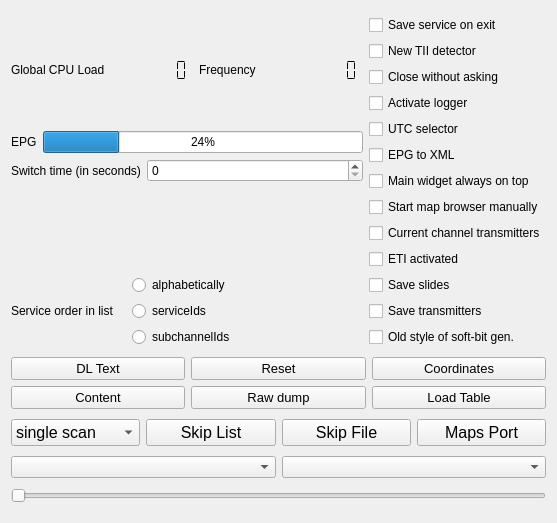
tomneda/DABstar, file forms/config-helper.ui: the form before one commit.
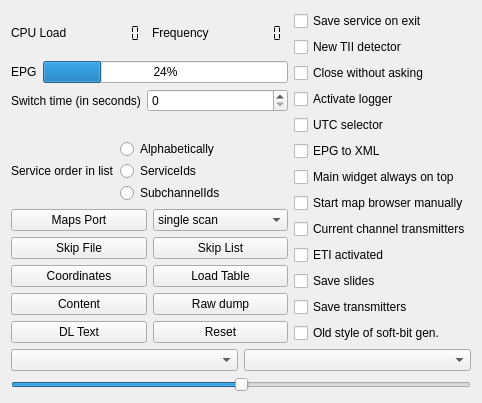
The form after the commit. Custom widgets are drawn as their Qt base class.

Commit message: Refine config widget

The edit to the form file:
```diff
--- a/forms/config-helper.ui
+++ b/forms/config-helper.ui
@@ -2,13 +2,11 @@
 <ui version="4.0">
  <class>configWidget</class>
  <widget class="QWidget" name="configWidget">
-  <property name="geometry">
-   <rect>
-    <x>0</x>
-    <y>0</y>
-    <width>557</width>
-    <height>523</height>
-   </rect>
+  <property name="maximumSize">
+   <size>
+    <width>16777215</width>
+    <height>447</height>
+   </size>
   </property>
   <property name="windowTitle">
    <string>Configuration and Control</string>
@@ -26,7 +24,7 @@
          <item>
           <widget class="QLabel" name="label_7">
            <property name="text">
-            <string>Global CPU Load</string>
+            <string>CPU Load</string>
            </property>
           </widget>
          </item>
@@ -36,7 +34,7 @@
             <enum>QFrame::NoFrame</enum>
            </property>
            <property name="smallDecimalPoint">
-            <bool>false</bool>
+            <bool>true</bool>
            </property>
            <property name="digitCount">
             <number>7</number>
@@ -62,7 +60,7 @@
             <enum>QFrame::NoFrame</enum>
            </property>
            <property name="smallDecimalPoint">
-            <bool>false</bool>
+            <bool>true</bool>
            </property>
            <property name="digitCount">
             <number>7</number>
@@ -124,10 +122,13 @@
          </item>
          <item>
           <layout class="QVBoxLayout" name="verticalLayout">
+           <property name="spacing">
+            <number>2</number>
+           </property>
            <item>
             <widget class="QRadioButton" name="orderAlfabetical">
              <property name="text">
-              <string>alphabetically</string>
+              <string>Alphabetically</string>
              </property>
              <attribute name="buttonGroup">
               <string notr="true">buttonGroup</string>
@@ -137,7 +138,7 @@
            <item>
             <widget class="QRadioButton" name="orderServiceIds">
              <property name="text">
-              <string>serviceIds</string>
+              <string>ServiceIds</string>
              </property>
              <attribute name="buttonGroup">
               <string notr="true">buttonGroup</string>
@@ -147,7 +148,7 @@
            <item>
             <widget class="QRadioButton" name="ordersubChannelIds">
              <property name="text">
-              <string>subchannelIds</string>
+              <string>SubchannelIds</string>
              </property>
              <attribute name="buttonGroup">
               <string notr="true">buttonGroup</string>
@@ -158,6 +159,150 @@
          </item>
         </layout>
        </item>
+       <item>
+        <layout class="QHBoxLayout" name="horizontalLayout_4">
+         <item>
+          <widget class="QPushButton" name="portSelector">
+           <property name="text">
+            <string>Maps Port</string>
+           </property>
+          </widget>
+         </item>
+         <item>
+          <widget class="smallComboBox" name="scanmodeSelector">
+           <property name="toolTip">
+            <string>&lt;html&gt;&lt;head/&gt;&lt;body&gt;&lt;p&gt;Choose one of three modes for scanning&lt;/p&gt;&lt;/body&gt;&lt;/html&gt;</string>
+           </property>
+           <item>
+            <property name="text">
+             <string>single scan</string>
+            </property>
+           </item>
+           <item>
+            <property name="text">
+             <string>scan to data</string>
+            </property>
+           </item>
+           <item>
+            <property name="text">
+             <string>continuous</string>
+            </property>
+           </item>
+          </widget>
+         </item>
+        </layout>
+       </item>
+       <item>
+        <layout class="QHBoxLayout" name="horizontalLayout_7">
+         <item>
+          <widget class="QPushButton" name="skipFile_button">
+           <property name="toolTip">
+            <string>&lt;html&gt;&lt;head/&gt;&lt;body&gt;&lt;p&gt;Select a file for the skipList. If the file does not exist yet, it will be created and initialized with a skipList with no channels set to skip.&lt;/p&gt;&lt;/body&gt;&lt;/html&gt;</string>
+           </property>
+           <property name="text">
+            <string>Skip File</string>
+           </property>
+          </widget>
+         </item>
+         <item>
+          <widget class="QPushButton" name="skipList_button">
+           <property name="toolTip">
+            <string>&lt;html&gt;&lt;head/&gt;&lt;body&gt;&lt;p&gt;show or hide the skipList. Updates in the skipList will be saved.&lt;/p&gt;&lt;/body&gt;&lt;/html&gt;</string>
+           </property>
+           <property name="text">
+            <string>Skip List</string>
+           </property>
+          </widget>
+         </item>
+        </layout>
+       </item>
+       <item>
+        <layout class="QHBoxLayout" name="horizontalLayout_8">
+         <item>
+          <widget class="QPushButton" name="set_coordinatesButton">
+           <property name="text">
+            <string>Coordinates</string>
+           </property>
+          </widget>
+         </item>
+         <item>
+          <widget class="QPushButton" name="loadTableButton">
+           <property name="toolTip">
+            <string>&lt;html&gt;&lt;head/&gt;&lt;body&gt;&lt;p&gt;Touching this button instructs the software to (try to) load a so-called tii table, a table with the&lt;/p&gt;&lt;p&gt;encodings of tii data.&lt;/p&gt;&lt;/body&gt;&lt;/html&gt;</string>
+           </property>
+           <property name="text">
+            <string>Load Table</string>
+           </property>
+          </widget>
+         </item>
+        </layout>
+       </item>
+       <item>
+        <layout class="QHBoxLayout" name="horizontalLayout_9">
+         <item>
+          <widget class="QPushButton" name="contentButton">
+           <property name="sizePolicy">
+            <sizepolicy hsizetype="Preferred" vsizetype="Fixed">
+             <horstretch>0</horstretch>
+             <verstretch>0</verstretch>
+            </sizepolicy>
+           </property>
+           <property name="toolTip">
+            <string>&lt;html&gt;&lt;head/&gt;&lt;body&gt;&lt;p&gt;This will open a 'save as ... dialog' where you can select a file to store a description of the content of the current DAB ensemble (Audio and Data) in a text file.&lt;/p&gt;&lt;/body&gt;&lt;/html&gt;</string>
+           </property>
+           <property name="text">
+            <string>Content</string>
+           </property>
+          </widget>
+         </item>
+         <item>
+          <widget class="QPushButton" name="dumpButton">
+           <property name="sizePolicy">
+            <sizepolicy hsizetype="Preferred" vsizetype="Fixed">
+             <horstretch>0</horstretch>
+             <verstretch>0</verstretch>
+            </sizepolicy>
+           </property>
+           <property name="toolTip">
+            <string>&lt;html&gt;&lt;head/&gt;&lt;body&gt;&lt;p&gt;Push this button to save the raw input. Pushing will cause a menu to appear where a filename can be selected. Please note the big filesizes!&lt;/p&gt;&lt;p&gt;Push again to stop recording. You can reload it by using the file input (*.sdr) option. &lt;/p&gt;&lt;/body&gt;&lt;/html&gt;</string>
+           </property>
+           <property name="text">
+            <string>Raw dump</string>
+           </property>
+          </widget>
+         </item>
+        </layout>
+       </item>
+       <item>
+        <layout class="QHBoxLayout" name="horizontalLayout_10">
+         <item>
+          <widget class="QPushButton" name="dlTextButton">
+           <property name="toolTip">
+            <string>&lt;html&gt;&lt;head/&gt;&lt;body&gt;&lt;p&gt;Save the lines of text that appear as dynamic label&lt;/p&gt;&lt;/body&gt;&lt;/html&gt;</string>
+           </property>
+           <property name="text">
+            <string>DL Text</string>
+           </property>
+          </widget>
+         </item>
+         <item>
+          <widget class="QPushButton" name="resetButton">
+           <property name="sizePolicy">
+            <sizepolicy hsizetype="Preferred" vsizetype="Fixed">
+             <horstretch>0</horstretch>
+             <verstretch>0</verstretch>
+            </sizepolicy>
+           </property>
+           <property name="toolTip">
+            <string>&lt;html&gt;&lt;head/&gt;&lt;body&gt;&lt;p&gt;Push this button to reset, i.e. restart synchronization.&lt;/p&gt;&lt;/body&gt;&lt;/html&gt;</string>
+           </property>
+           <property name="text">
+            <string>Reset</string>
+           </property>
+          </widget>
+         </item>
+        </layout>
+       </item>
       </layout>
      </item>
      <item>
@@ -296,188 +441,6 @@
      </item>
     </layout>
    </item>
-   <item>
-    <layout class="QGridLayout" name="gridLayout">
-     <item row="0" column="5">
-      <widget class="QPushButton" name="set_coordinatesButton">
-       <property name="font">
-        <font>
-         <pointsize>10</pointsize>
-        </font>
-       </property>
-       <property name="text">
-        <string>Coordinates</string>
-       </property>
-      </widget>
-     </item>
-     <item row="1" column="4">
-      <widget class="QPushButton" name="dumpButton">
-       <property name="sizePolicy">
-        <sizepolicy hsizetype="Preferred" vsizetype="Fixed">
-         <horstretch>0</horstretch>
-         <verstretch>0</verstretch>
-        </sizepolicy>
-       </property>
-       <property name="font">
-        <font>
-         <pointsize>10</pointsize>
-        </font>
-       </property>
-       <property name="toolTip">
-        <string>&lt;html&gt;&lt;head/&gt;&lt;body&gt;&lt;p&gt;Push this button to save the raw input. Pushing will cause a menu to appear where a filename can be selected. Please note the big filesizes!&lt;/p&gt;&lt;p&gt;Push again to stop recording. You can reload it by using the file input (*.sdr) option. &lt;/p&gt;&lt;/body&gt;&lt;/html&gt;</string>
-       </property>
-       <property name="text">
-        <string>Raw dump</string>
-       </property>
-      </widget>
-     </item>
-     <item row="1" column="5">
-      <widget class="QPushButton" name="loadTableButton">
-       <property name="font">
-        <font>
-         <pointsize>10</pointsize>
-        </font>
-       </property>
-       <property name="toolTip">
-        <string>&lt;html&gt;&lt;head/&gt;&lt;body&gt;&lt;p&gt;Touching this button instructs the software to (try to) load a so-called tii table, a table with the&lt;/p&gt;&lt;p&gt;encodings of tii data.&lt;/p&gt;&lt;/body&gt;&lt;/html&gt;</string>
-       </property>
-       <property name="text">
-        <string>Load Table</string>
-       </property>
-      </widget>
-     </item>
-     <item row="0" column="4">
-      <widget class="QPushButton" name="resetButton">
-       <property name="sizePolicy">
-        <sizepolicy hsizetype="Preferred" vsizetype="Fixed">
-         <horstretch>0</horstretch>
-         <verstretch>0</verstretch>
-        </sizepolicy>
-       </property>
-       <property name="font">
-        <font>
-         <pointsize>10</pointsize>
-        </font>
-       </property>
-       <property name="toolTip">
-        <string>&lt;html&gt;&lt;head/&gt;&lt;body&gt;&lt;p&gt;Push this button to reset, i.e. restart synchronization.&lt;/p&gt;&lt;/body&gt;&lt;/html&gt;</string>
-       </property>
-       <property name="text">
-        <string>Reset</string>
-       </property>
-      </widget>
-     </item>
-     <item row="0" column="3">
-      <widget class="QPushButton" name="dlTextButton">
-       <property name="font">
-        <font>
-         <pointsize>10</pointsize>
-        </font>
-       </property>
-       <property name="toolTip">
-        <string>&lt;html&gt;&lt;head/&gt;&lt;body&gt;&lt;p&gt;Save the lines of text that appear as dynamic label&lt;/p&gt;&lt;/body&gt;&lt;/html&gt;</string>
-       </property>
-       <property name="text">
-        <string>DL Text</string>
-       </property>
-      </widget>
-     </item>
-     <item row="1" column="3">
-      <widget class="QPushButton" name="contentButton">
-       <property name="sizePolicy">
-        <sizepolicy hsizetype="Preferred" vsizetype="Fixed">
-         <horstretch>0</horstretch>
-         <verstretch>0</verstretch>
-        </sizepolicy>
-       </property>
-       <property name="font">
-        <font>
-         <pointsize>10</pointsize>
-        </font>
-       </property>
-       <property name="toolTip">
-        <string>&lt;html&gt;&lt;head/&gt;&lt;body&gt;&lt;p&gt;This will open a 'save as ... dialog' where you can select a file to store a description of the content of the current DAB ensemble (Audio and Data) in a text file.&lt;/p&gt;&lt;/body&gt;&lt;/html&gt;</string>
-       </property>
-       <property name="text">
-        <string>Content</string>
-       </property>
-      </widget>
-     </item>
-    </layout>
-   </item>
-   <item>
-    <layout class="QHBoxLayout" name="horizontalLayout_4">
-     <item>
-      <widget class="smallComboBox" name="scanmodeSelector">
-       <property name="font">
-        <font>
-         <pointsize>12</pointsize>
-        </font>
-       </property>
-       <property name="toolTip">
-        <string>&lt;html&gt;&lt;head/&gt;&lt;body&gt;&lt;p&gt;Choose one of three modes for scanning&lt;/p&gt;&lt;/body&gt;&lt;/html&gt;</string>
-       </property>
-       <item>
-        <property name="text">
-         <string>single scan</string>
-        </property>
-       </item>
-       <item>
-        <property name="text">
-         <string>scan to data</string>
-        </property>
-       </item>
-       <item>
-        <property name="text">
-         <string>continuous</string>
-        </property>
-       </item>
-      </widget>
-     </item>
-     <item>
-      <widget class="QPushButton" name="skipList_button">
-       <property name="font">
-        <font>
-         <pointsize>12</pointsize>
-        </font>
-       </property>
-       <property name="toolTip">
-        <string>&lt;html&gt;&lt;head/&gt;&lt;body&gt;&lt;p&gt;show or hide the skipList. Updates in the skipList will be saved.&lt;/p&gt;&lt;/body&gt;&lt;/html&gt;</string>
-       </property>
-       <property name="text">
-        <string>Skip List</string>
-       </property>
-      </widget>
-     </item>
-     <item>
-      <widget class="QPushButton" name="skipFile_button">
-       <property name="font">
-        <font>
-         <pointsize>12</pointsize>
-        </font>
-       </property>
-       <property name="toolTip">
-        <string>&lt;html&gt;&lt;head/&gt;&lt;body&gt;&lt;p&gt;Select a file for the skipList. If the file does not exist yet, it will be created and initialized with a skipList with no channels set to skip.&lt;/p&gt;&lt;/body&gt;&lt;/html&gt;</string>
-       </property>
-       <property name="text">
-        <string>Skip File</string>
-       </property>
-      </widget>
-     </item>
-     <item>
-      <widget class="QPushButton" name="portSelector">
-       <property name="font">
-        <font>
-         <pointsize>12</pointsize>
-        </font>
-       </property>
-       <property name="text">
-        <string>Maps Port</string>
-       </property>
-      </widget>
-     </item>
-    </layout>
-   </item>
    <item>
     <layout class="QHBoxLayout" name="horizontalLayout_2">
      <item>
@@ -494,7 +457,10 @@
       <string>&lt;html&gt;&lt;head/&gt;&lt;body&gt;&lt;p&gt;Slider for different tests. Normally no need to change.&lt;/p&gt;&lt;/body&gt;&lt;/html&gt;</string>
      </property>
      <property name="maximum">
-      <number>100</number>
+      <number>1000</number>
+     </property>
+     <property name="value">
+      <number>500</number>
      </property>
      <property name="orientation">
       <enum>Qt::Horizontal</enum>
```
Left out of the diff: 2 changed lines with no effect on the pictures. The commit also changes 2 other files.
